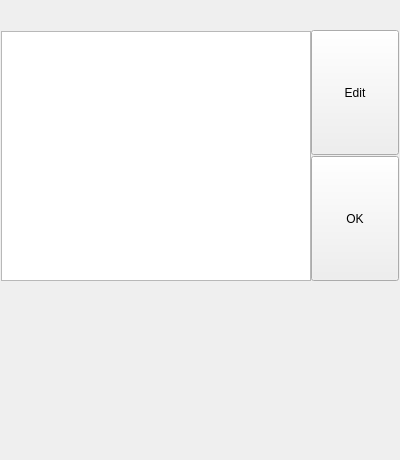
jspinn/Foodventory, file instructionDialog.ui: the form before one commit.
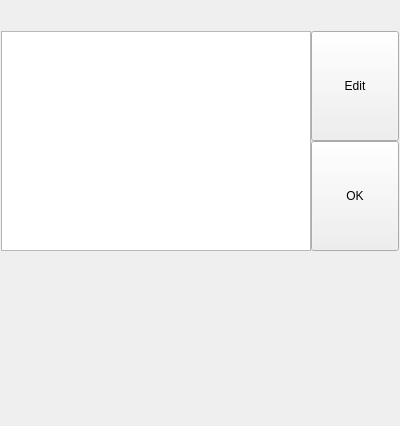
The form after the commit.

Commit message: Strip name and brand strings

What changed in the file:
```diff
--- a/instructionDialog.ui
+++ b/instructionDialog.ui
@@ -7,7 +7,7 @@
     <x>0</x>
     <y>0</y>
     <width>400</width>
-    <height>460</height>
+    <height>426</height>
    </rect>
   </property>
   <property name="windowTitle">
@@ -22,7 +22,7 @@
      <x>1</x>
      <y>31</y>
      <width>310</width>
-     <height>250</height>
+     <height>220</height>
     </rect>
    </property>
    <property name="readOnly">
@@ -33,9 +33,9 @@
    <property name="geometry">
     <rect>
      <x>311</x>
-     <y>30</y>
+     <y>31</y>
      <width>88</width>
-     <height>125</height>
+     <height>110</height>
     </rect>
    </property>
    <property name="text">
@@ -49,9 +49,9 @@
    <property name="geometry">
     <rect>
      <x>311</x>
-     <y>156</y>
+     <y>141</y>
      <width>88</width>
-     <height>125</height>
+     <height>110</height>
     </rect>
    </property>
    <property name="text">
@@ -65,7 +65,7 @@
    <property name="geometry">
     <rect>
      <x>0</x>
-     <y>281</y>
+     <y>251</y>
      <width>400</width>
      <height>177</height>
     </rect>
```
The commit also changes 2 other files.
